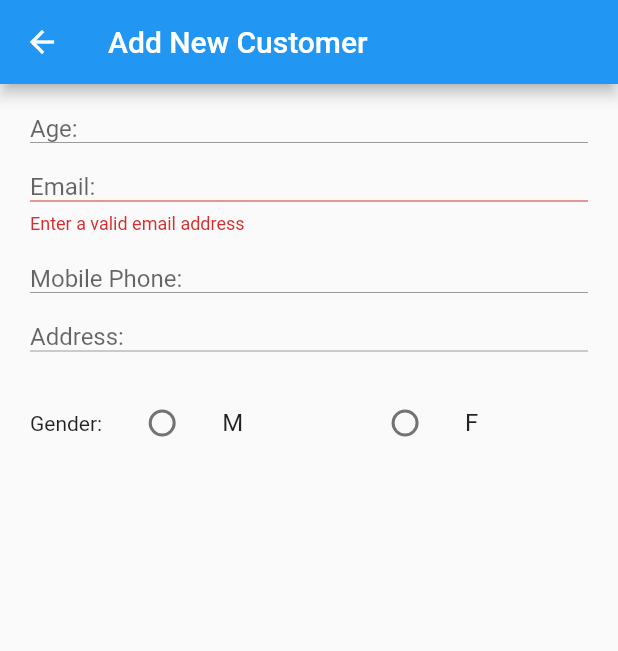
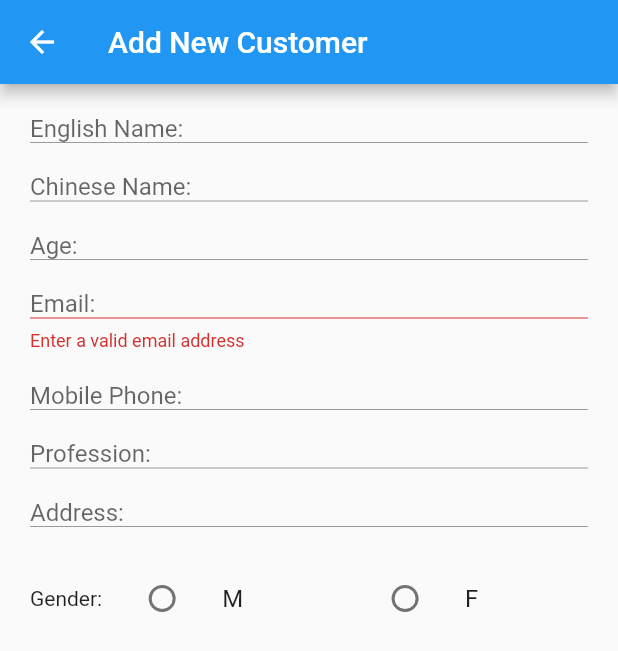
Before and after one commit to aarontong/raymondWork, a Flutter app: the addNewCustomerWidget screen opened by its route, on a phone screen of 412 x 824 dp. Shown: the top 651 px of the screen. Run offline on Flutter 3.47's test engine with Material 2 defaults, Android fonts, the phone set to English and light mode, and no system bars.

Commit message:
added profession, name field

```diff
--- a/private_project/lib/widgets/customer/addNewCustomer.dart
+++ b/private_project/lib/widgets/customer/addNewCustomer.dart
@@ -1,10 +1,13 @@
 import 'package:flutter/material.dart';
 import 'package:flutter/widgets.dart';
 import 'package:private_project/widgets/customer/insertField/ageField.dart';
+import 'package:private_project/widgets/customer/insertField/chNameField.dart';
 import 'package:private_project/widgets/customer/insertField/emailField.dart';
+import 'package:private_project/widgets/customer/insertField/enNameFIeld.dart';
 import 'package:private_project/widgets/customer/insertField/genderField.dart';
 import 'package:private_project/widgets/customer/insertField/homeAddressField.dart';
 import 'package:private_project/widgets/customer/insertField/mobileFIeld.dart';
+import 'package:private_project/widgets/customer/insertField/professionFIeld.dart';
 
 class addNewCustomerWidget extends StatelessWidget{
 addNewCustomerWidget({Key? key, required this.title}) : super(key: key);
@@ -18,9 +21,12 @@ Widget build(BuildContext context) {
                           child: Column(
 
                             children: <Widget>[
+                              Padding(padding: EdgeInsets.all(10),child:enNameField()),
+                              Padding(padding: EdgeInsets.all(10),child:chNameField()),
                               Padding(padding: EdgeInsets.all(10),child:ageField()),
                               Padding(padding: EdgeInsets.all(10),child:emailField()),
                               Padding(padding: EdgeInsets.all(10),child:mobileField()),
+                              Padding(padding: EdgeInsets.all(10),child:professionField()),
                               Padding(padding: EdgeInsets.all(10),child:homeAddressField()),
                               Padding(padding: EdgeInsets.all(10),child:genderField()),
 
--- a/private_project/lib/widgets/customer/insertField/chNameField.dart
+++ b/private_project/lib/widgets/customer/insertField/chNameField.dart
@@ -0,0 +1,10 @@
+import 'package:flutter/material.dart';
+class chNameField extends StatelessWidget{
+  static TextEditingController chNameFieldController = TextEditingController();
+  @override
+  Widget build(BuildContext context) {
+    // TODO: implement build
+    return TextFormField(decoration: new InputDecoration.collapsed(hintText: "Chinese Name:",border: UnderlineInputBorder()),keyboardType: TextInputType.name,);
+  }
+
+}
--- a/private_project/lib/widgets/customer/insertField/enNameFIeld.dart
+++ b/private_project/lib/widgets/customer/insertField/enNameFIeld.dart
@@ -0,0 +1,10 @@
+import 'package:flutter/material.dart';
+class enNameField extends StatelessWidget{
+  static TextEditingController enNameFieldController = TextEditingController();
+  @override
+  Widget build(BuildContext context) {
+    // TODO: implement build
+    return TextFormField(decoration: new InputDecoration.collapsed(hintText: "English Name:",border: UnderlineInputBorder()),keyboardType: TextInputType.name,);
+  }
+
+}
--- a/private_project/lib/widgets/customer/insertField/professionFIeld.dart
+++ b/private_project/lib/widgets/customer/insertField/professionFIeld.dart
@@ -0,0 +1,10 @@
+import 'package:flutter/material.dart';
+class professionField extends StatelessWidget{
+  static TextEditingController professionFieldController = TextEditingController();
+  @override
+  Widget build(BuildContext context) {
+    // TODO: implement build
+    return TextFormField(decoration: new InputDecoration.collapsed(hintText: "Profession:",border: UnderlineInputBorder()),);
+  }
+
+}
```
